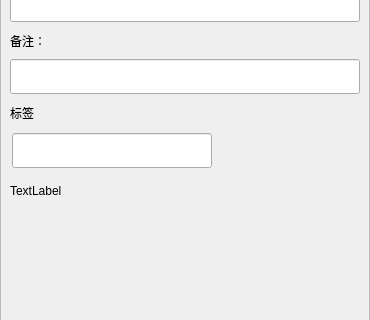
Old version of the form easy-chat/applyfriend.ui in the repository de4O4/easy-chat; both pictures show x 0 to 370 and y 97 to 417 of the 370 by 630 pixel window.
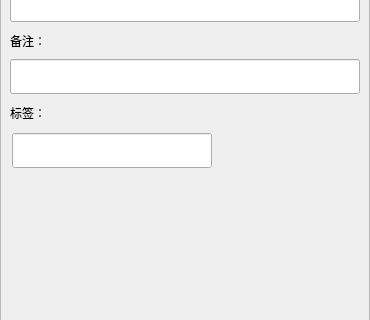
New version of the form. Custom widgets are drawn as their Qt base class.

Diff of the .ui file:
```diff
--- a/easy-chat/applyfriend.ui
+++ b/easy-chat/applyfriend.ui
@@ -188,7 +188,7 @@
              </size>
             </property>
             <property name="text">
-             <string>标签</string>
+             <string>标签：</string>
             </property>
            </widget>
           </item>
@@ -202,7 +202,7 @@
             </property>
             <layout class="QVBoxLayout" name="verticalLayout_4">
              <property name="spacing">
-              <number>0</number>
+              <number>10</number>
              </property>
              <property name="leftMargin">
               <number>0</number>
@@ -275,7 +275,7 @@
                 <item>
                  <widget class="ClickedOnceLabel" name="tip_lb">
                   <property name="text">
-                   <string>TextLabel</string>
+                   <string/>
                   </property>
                  </widget>
                 </item>
```
